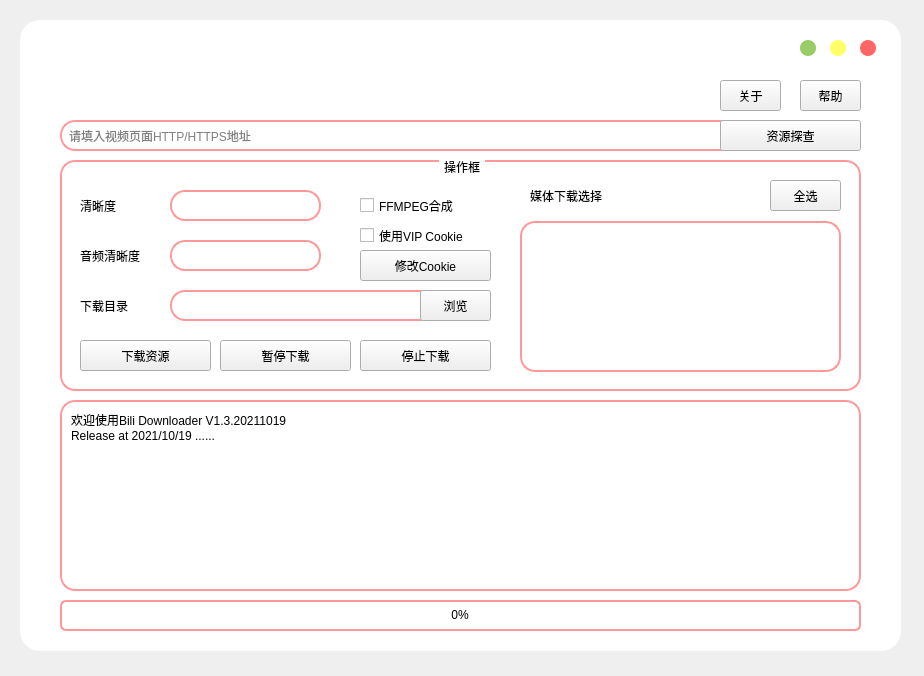
Qt form biliDownloader.ui (JimmyLiang-lzm/biliDownloader_GUI) before a commit.
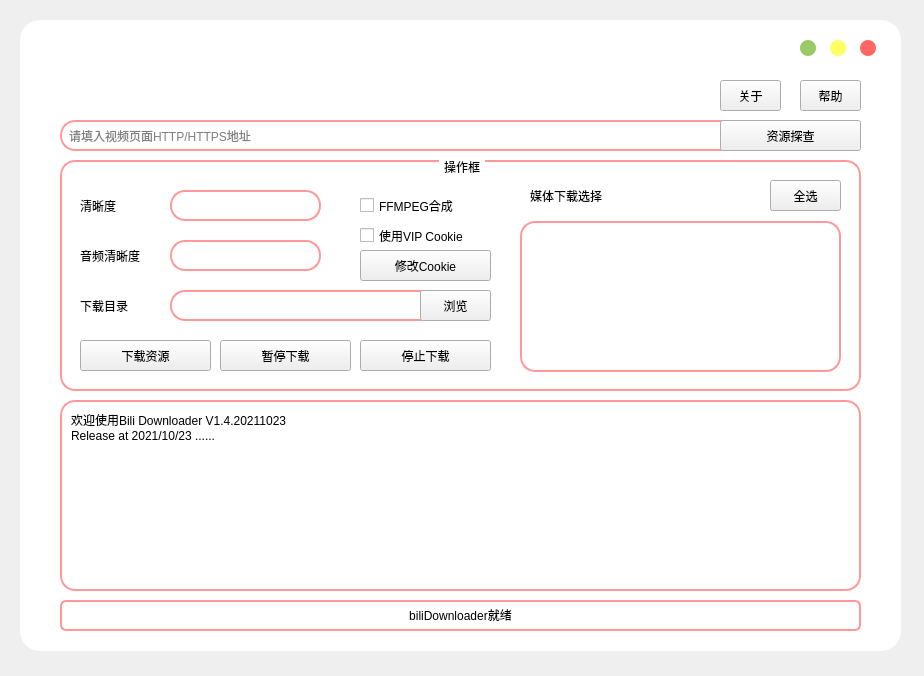
The same form after that commit. Icons and pictures are not drawn.

The edit to the form file:
```diff
--- a/biliDownloader.ui
+++ b/biliDownloader.ui
@@ -216,6 +216,9 @@
      <property name="orientation">
       <enum>Qt::Horizontal</enum>
      </property>
+     <property name="format">
+      <string>biliDownloader就绪</string>
+     </property>
     </widget>
     <widget class="QPushButton" name="btn_search">
      <property name="enabled">
@@ -294,8 +297,8 @@
       <bool>true</bool>
      </property>
      <property name="plainText">
-      <string>欢迎使用Bili Downloader V1.3.20211019
-Release at 2021/10/19 ......</string>
+      <string>欢迎使用Bili Downloader V1.4.20211023
+Release at 2021/10/23 ......</string>
      </property>
     </widget>
     <widget class="QGroupBox" name="groupBox">
```
